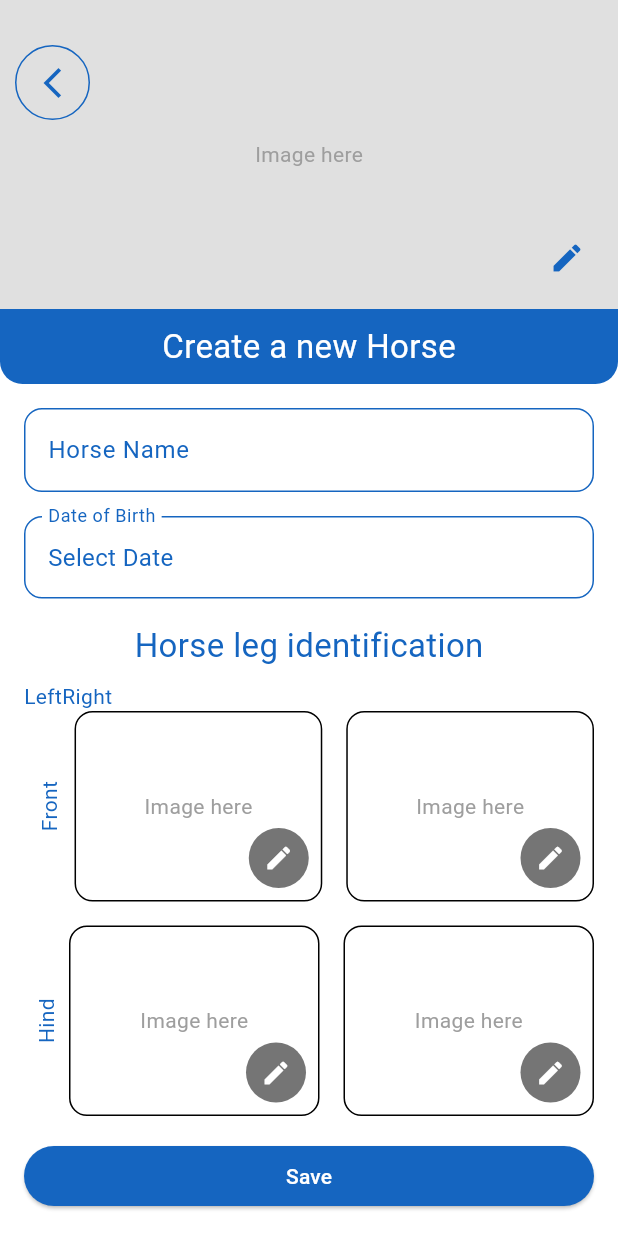
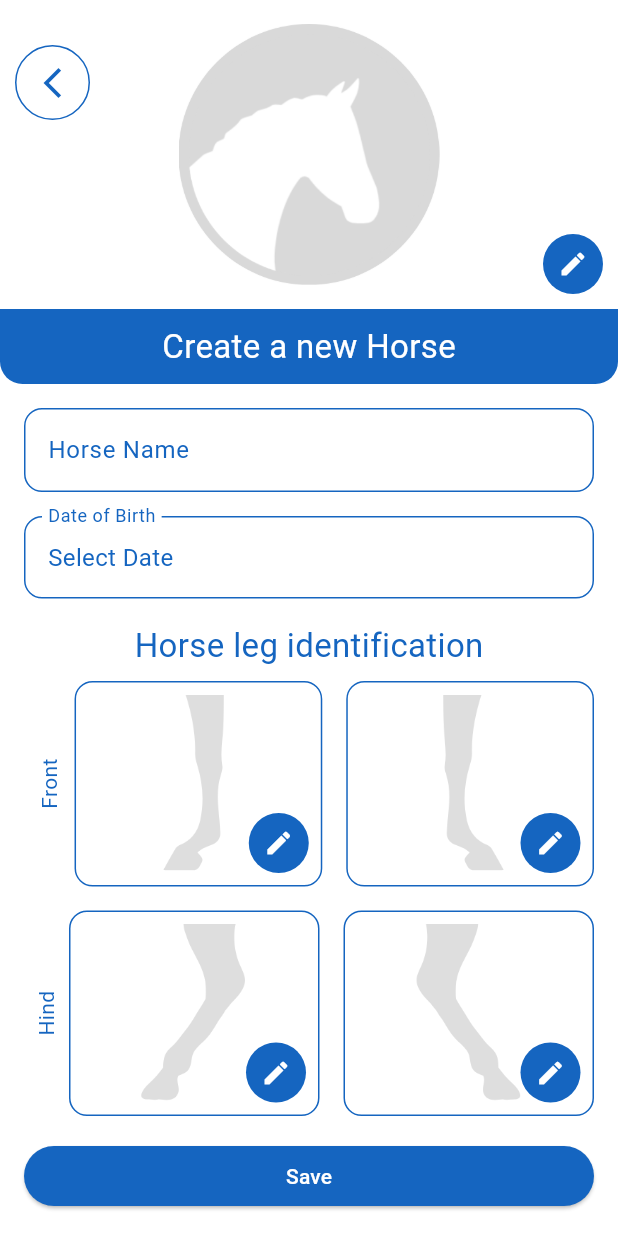
Before and after one commit to DuarteChen/iEquus_FlutterApp, a Flutter app: the screen it shows after launch, after a tap on "New Horse", on a phone screen of 412 x 824 dp. Run offline on Flutter 3.47's test engine with Material 3 defaults, Android fonts, the phone set to English and light mode, and no system bars; our stand-ins replace image_picker; network calls fail.

Commit message:
ADD Horse Creation Screen

```diff
--- a/lib/screens/home/home_page.dart
+++ b/lib/screens/home/home_page.dart
@@ -88,7 +88,7 @@ class _HomePageState extends State<HomePage> {
               SizedBox(height: 8),
               MainButtonBlue(
                   iconImage: 'assets/icons/appointment_new_black.png',
-                  buttonText: "New Appointment",
+                  buttonText: "New Measure",
                   onTap: () {}),
               SizedBox(height: 8),
               MainButtonBlue(
--- a/lib/screens/horses/create_horse_screen.dart
+++ b/lib/screens/horses/create_horse_screen.dart
@@ -220,9 +220,7 @@ class _CreateHorseScreenState extends State<CreateHorseScreen> {
                     ),
                     const SizedBox(height: 8),
                     // Image rows
-                    Row(
-                      children: [Text("Left"), Text("Right")],
-                    ),
+
                     Expanded(
                       child: Row(
                         children: [
@@ -240,6 +238,8 @@ class _CreateHorseScreenState extends State<CreateHorseScreen> {
                                   _pictureLeftFrontFile = newImage;
                                 });
                               }),
+                              emptyLegImage:
+                                  'assets/images/front_left_leg_image.png',
                             ),
                           ),
                           const SizedBox(width: 16),
@@ -251,6 +251,8 @@ class _CreateHorseScreenState extends State<CreateHorseScreen> {
                                   _pictureRightFrontFile = newImage;
                                 });
                               }),
+                              emptyLegImage:
+                                  'assets/images/front_right_leg_image.png',
                             ),
                           ),
                         ],
@@ -272,6 +274,8 @@ class _CreateHorseScreenState extends State<CreateHorseScreen> {
                                   _pictureLeftHindFile = newImage;
                                 });
                               }),
+                              emptyLegImage:
+                                  'assets/images/hind_left_leg_image.png',
                             ),
                           ),
                           const SizedBox(width: 16),
@@ -283,6 +287,8 @@ class _CreateHorseScreenState extends State<CreateHorseScreen> {
                                   _pictureRightHindFile = newImage;
                                 });
                               }),
+                              emptyLegImage:
+                                  'assets/images/hind_right_leg_image.png',
                             ),
                           ),
                         ],
--- a/lib/widgets/profile_image_preview.dart
+++ b/lib/widgets/profile_image_preview.dart
@@ -14,20 +14,20 @@ class ProfileImagePreview extends StatelessWidget {
 
   @override
   Widget build(BuildContext context) {
-    return Container(
+    return SizedBox(
       width: double.infinity,
       height: MediaQuery.of(context).size.height / 4,
-      decoration: BoxDecoration(
-        color: Colors.grey[300],
-      ),
       child: Stack(
         children: [
           // If there's no image, display text
           if (profileImageFile == null)
-            const Center(
-              child: Text(
-                'Image here',
-                style: TextStyle(color: Colors.grey),
+            Padding(
+              padding: const EdgeInsets.all(16),
+              child: Center(
+                child: Image.asset(
+                  'assets/images/horse_empty_profile_image.png', // Ensure the path is correct
+                  fit: BoxFit.cover,
+                ),
               ),
             )
           else
@@ -66,12 +66,16 @@ class ProfileImagePreview extends StatelessWidget {
           Positioned(
             bottom: 10,
             right: 10,
-            child: IconButton(
-              icon: Icon(
-                Icons.edit,
-                color: Theme.of(context).primaryColor,
+            child: CircleAvatar(
+              backgroundColor: Theme.of(context).primaryColor,
+              child: IconButton(
+                icon: const Icon(
+                  Icons.edit,
+                  color: Colors.white,
+                  size: 20,
+                ),
+                onPressed: onEditPressed,
               ),
-              onPressed: onEditPressed,
             ),
           ),
         ],
--- a/lib/widgets/small_image_preview.dart
+++ b/lib/widgets/small_image_preview.dart
@@ -5,18 +5,20 @@ class SmallImagePreview extends StatelessWidget {
   final File? profileImageFile;
 
   final VoidCallback onEditPressed;
+  final String emptyLegImage;
 
   const SmallImagePreview({
     super.key,
     required this.profileImageFile,
     required this.onEditPressed,
+    required this.emptyLegImage,
   });
 
   @override
   Widget build(BuildContext context) {
     return Container(
       decoration: BoxDecoration(
-        border: Border.all(color: Colors.black),
+        border: Border.all(color: Theme.of(context).primaryColor),
         borderRadius: BorderRadius.circular(12),
       ),
       clipBehavior: Clip.hardEdge,
@@ -24,11 +26,13 @@ class SmallImagePreview extends StatelessWidget {
         fit: StackFit.expand,
         children: [
           if (profileImageFile == null)
-            const Center(
-              child: Text(
-                'Image here',
-                style: TextStyle(color: Colors.grey),
-              ),
+            Padding(
+              padding: const EdgeInsets.all(8.0),
+              child: Center(
+                  child: Image.asset(
+                emptyLegImage,
+                color: const Color.fromARGB(255, 222, 222, 222),
+              )),
             )
           else
             Image.file(
@@ -41,7 +45,7 @@ class SmallImagePreview extends StatelessWidget {
             bottom: 8,
             right: 8,
             child: CircleAvatar(
-              backgroundColor: Colors.black54,
+              backgroundColor: Theme.of(context).primaryColor,
               child: IconButton(
                 icon: const Icon(
                   Icons.edit,
--- a/pubspec.yaml
+++ b/pubspec.yaml
@@ -63,6 +63,7 @@ flutter:
   # To add assets to your application, add an assets section, like this:
   assets:
     - assets/icons/
+    - assets/images/
 
 
 
```
Also changed, not shown: assets/icons/front_left_leg_icon.png (added), assets/icons/front_right_leg_icon.png (added), assets/icons/hind_left_leg_icon.png (added), assets/icons/hind_right_leg_icon.png (added), assets/icons/horse_empty_profile_icon.png (added), assets/images/front_left_leg_image.png (added), assets/images/front_right_leg_image.png (added), assets/images/hind_left_leg_image.png (added), assets/images/hind_right_leg_image.png (added), assets/images/horse_empty_profile_image.png (added).
